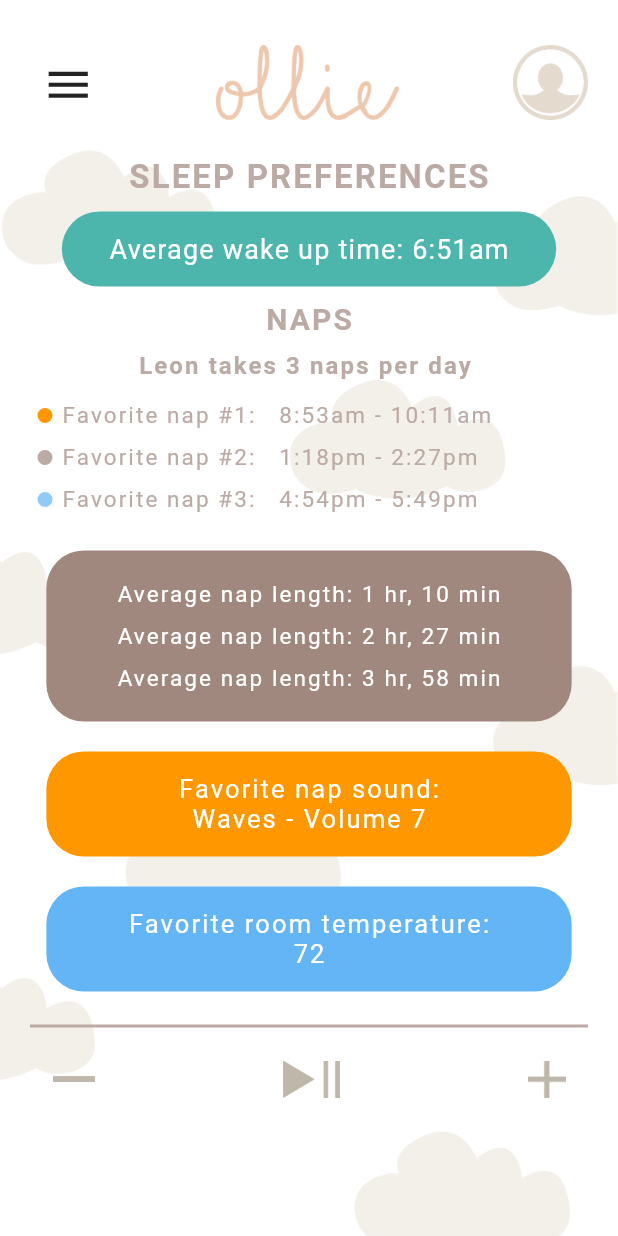
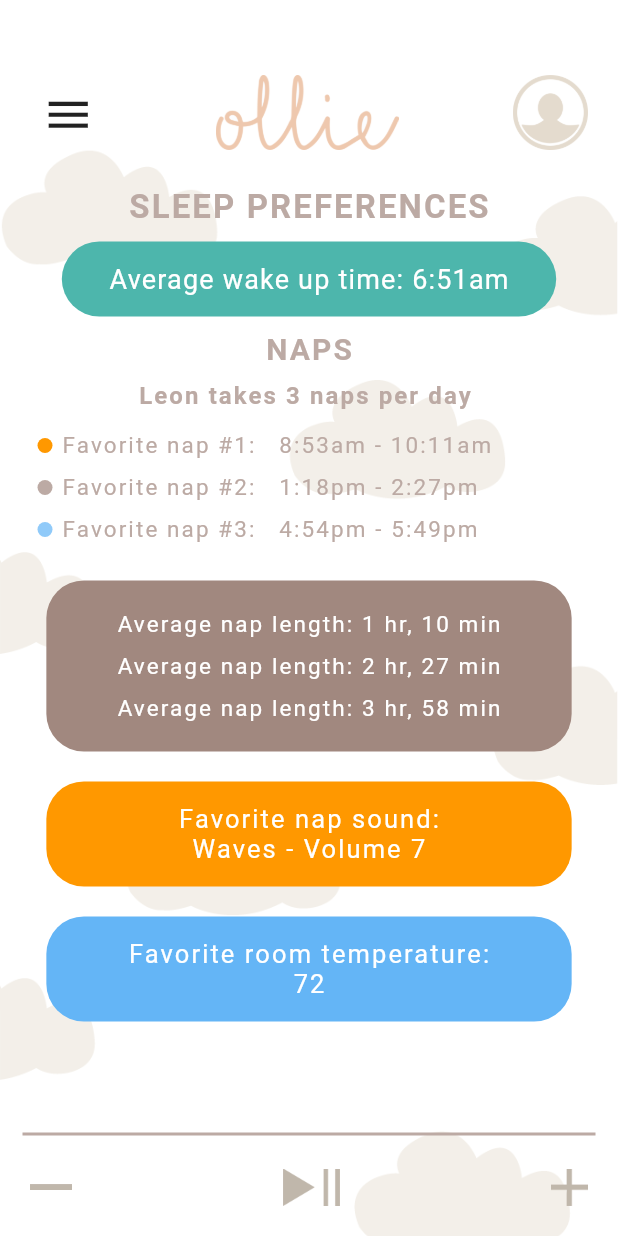
Before and after one commit to sachin-dahal/Flutter-Projects, a Flutter app: the screen it shows after launch, after a tap on the "menu" icon, after a tap on "SOUND LIBRARY", after a tap on "Leon has been sleeping", on a phone screen of 412 x 824 dp. Run offline on Flutter 3.47's test engine with Material 2 defaults, Android fonts, the phone set to English and light mode, and no system bars; our stand-ins replace contained_tab_bar_view, flutter_feather_icons, font_awesome_flutter, get, google_fonts; missing offline and left inert: solid_bottom_sheet.

Commit message:
fixes in prototype

```diff
--- a/ollie/lib/features/screens/homepage/homepage.dart
+++ b/ollie/lib/features/screens/homepage/homepage.dart
@@ -38,7 +38,7 @@ class _HomepageState extends State<Homepage> {
                 padding: EdgeInsets.symmetric(horizontal: 20.0, vertical: 5.0),
                 child: Column(
                   children: [
-                    SizedBox(height: 25.0),
+                    SizedBox(height: 45.0),
                     Row(
                       mainAxisAlignment: MainAxisAlignment.spaceBetween,
                       children: [
@@ -87,30 +87,36 @@ class _HomepageState extends State<Homepage> {
                     ),
                     SizedBox(height: 15.0),
                     _buildSwitchPanel(),
-                    SizedBox(height: 15.0),
-                    Divider(thickness: 2, color: Colors.brown[200]),
+                    SizedBox(height: 10.0),
+                  ],
+                ),
+              ),
+            ),
+          ),
+          bottomNavigationBar: Column(
+            mainAxisSize: MainAxisSize.min,
+            children: [
+              SizedBox(height: 5.0),
+              Padding(
+                padding: const EdgeInsets.symmetric(horizontal: 15.0),
+                child: Divider(thickness: 2, color: Colors.brown[200]),
+              ),
               SizedBox(height: 15.0),
               Padding(
-                      padding: const EdgeInsets.symmetric(horizontal: 15.0),
+                padding: const EdgeInsets.symmetric(horizontal: 20.0),
                 child: Row(
                   mainAxisAlignment: MainAxisAlignment.spaceBetween,
                   children: [
-                          Image(
-                              image: AssetImage("images/sub.png"), height: 4.0),
+                    Image(image: AssetImage("images/sub.png"), height: 4.0),
                     Image(
                         image: AssetImage("images/play_pause.png"),
                         height: 25.0),
-                          Image(
-                              image: AssetImage("images/add.png"),
-                              height: 25.0),
+                    Image(image: AssetImage("images/add.png"), height: 25.0),
                   ],
                 ),
               ),
               SizedBox(height: 20.0),
             ],
-                ),
-              ),
-            ),
           ),
         ),
       ),
--- a/ollie/lib/features/screens/kid_details/kid_details.dart
+++ b/ollie/lib/features/screens/kid_details/kid_details.dart
@@ -30,7 +30,7 @@ class _KidDetailspageState extends State<KidDetailspage> {
               child: Column(
                 mainAxisSize: MainAxisSize.min,
                 children: [
-                  SizedBox(height: 25.0),
+                  SizedBox(height: 45.0),
                   Row(
                     mainAxisAlignment: MainAxisAlignment.spaceBetween,
                     children: [
--- a/ollie/lib/features/screens/sound_library/sound_library.dart
+++ b/ollie/lib/features/screens/sound_library/sound_library.dart
@@ -27,7 +27,7 @@ class _SoundLibraryState extends State<SoundLibrary> {
             child: Container(
               child: Column(
                 children: [
-                  SizedBox(height: 25.0),
+                  SizedBox(height: 45.0),
                   Row(
                     mainAxisAlignment: MainAxisAlignment.spaceBetween,
                     children: [
@@ -81,30 +81,35 @@ class _SoundLibraryState extends State<SoundLibrary> {
                   ),
                   SizedBox(height: 25.0),
                   _buildCircleTabIndicatorPanel(),
+                  SizedBox(height: 10.0),
+                ],
+              ),
+            ),
+          ),
+        ),
+        bottomNavigationBar: Column(
+          mainAxisSize: MainAxisSize.min,
+          children: [
+            SizedBox(height: 5.0),
+            Padding(
+              padding: const EdgeInsets.symmetric(horizontal: 15.0),
+              child: Divider(thickness: 2, color: Colors.brown[200]),
+            ),
             SizedBox(height: 15.0),
             Padding(
-                      padding: const EdgeInsets.symmetric(horizontal: 15.0),
-                      child: Divider(thickness: 2, color: Colors.brown[200])),
-                  SizedBox(height: 15.0),
-                  Padding(
-                    padding: const EdgeInsets.symmetric(horizontal: 15.0),
+              padding: const EdgeInsets.symmetric(horizontal: 20.0),
               child: Row(
                 mainAxisAlignment: MainAxisAlignment.spaceBetween,
                 children: [
                   Image(image: AssetImage("images/sub.png"), height: 4.0),
                   Image(
-                            image: AssetImage("images/play_pause.png"),
-                            height: 25.0),
-                        Image(
-                            image: AssetImage("images/add.png"), height: 25.0),
+                      image: AssetImage("images/play_pause.png"), height: 25.0),
+                  Image(image: AssetImage("images/add.png"), height: 25.0),
                 ],
               ),
             ),
-                  SizedBox(height: 30.0),
+            SizedBox(height: 20.0),
           ],
-              ),
-            ),
-          ),
         ),
       ),
     );
--- a/ollie/lib/features/screens/stats/stats_page.dart
+++ b/ollie/lib/features/screens/stats/stats_page.dart
@@ -30,7 +30,7 @@ class _StatspageState extends State<Statspage> {
               padding: EdgeInsets.symmetric(horizontal: 20.0, vertical: 5.0),
               child: Column(
                 children: [
-                  SizedBox(height: 25.0),
+                  SizedBox(height: 45.0),
                   Row(
                     mainAxisAlignment: MainAxisAlignment.spaceBetween,
                     children: [
@@ -88,28 +88,35 @@ class _StatspageState extends State<Statspage> {
                   _buildFavNapSound(),
                   SizedBox(height: 20.0),
                   _buildRoomTempPanel(),
-                  SizedBox(height: 15.0),
-                  Divider(thickness: 2, color: Colors.brown[200]),
+                  SizedBox(height: 10.0),
+                ],
+              ),
+            ),
+          ),
+        ),
+        bottomNavigationBar: Column(
+          mainAxisSize: MainAxisSize.min,
+          children: [
+            SizedBox(height: 5.0),
+            Padding(
+              padding: const EdgeInsets.symmetric(horizontal: 15.0),
+              child: Divider(thickness: 2, color: Colors.brown[200]),
+            ),
             SizedBox(height: 15.0),
             Padding(
-                    padding: const EdgeInsets.symmetric(horizontal: 15.0),
+              padding: const EdgeInsets.symmetric(horizontal: 20.0),
               child: Row(
                 mainAxisAlignment: MainAxisAlignment.spaceBetween,
                 children: [
                   Image(image: AssetImage("images/sub.png"), height: 4.0),
                   Image(
-                            image: AssetImage("images/play_pause.png"),
-                            height: 25.0),
-                        Image(
-                            image: AssetImage("images/add.png"), height: 25.0),
+                      image: AssetImage("images/play_pause.png"), height: 25.0),
+                  Image(image: AssetImage("images/add.png"), height: 25.0),
                 ],
               ),
             ),
             SizedBox(height: 20.0),
           ],
-              ),
-            ),
-          ),
         ),
       ),
     );
```
Lines whose indentation alone changed are shown as unchanged.
